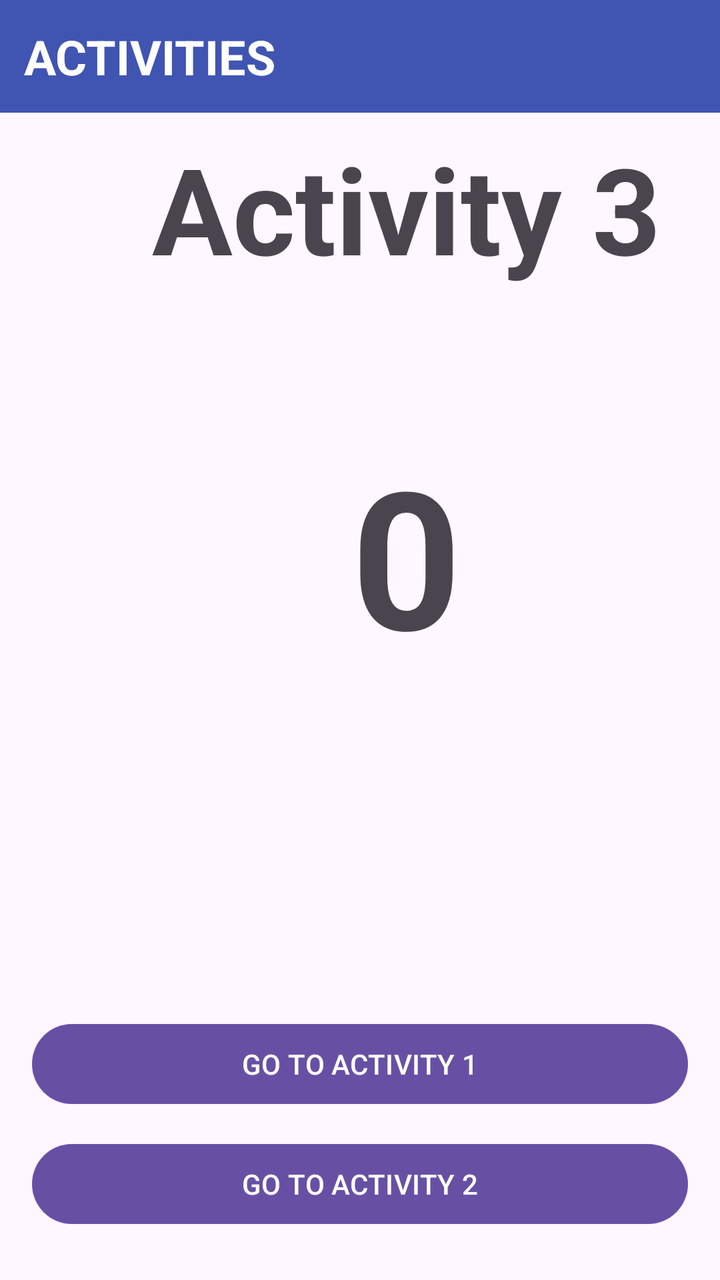
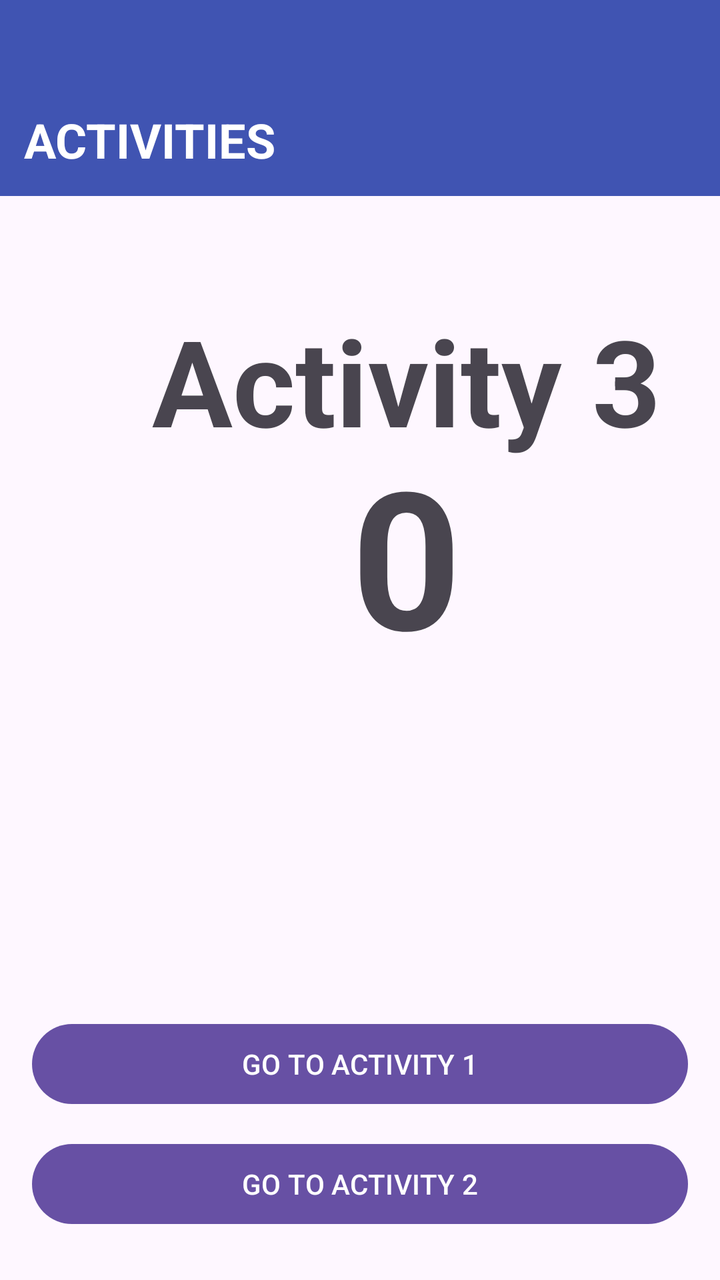

Two renders of the same Android screen: before a commit and after it. Below are the layout's source before the change and the commit's diff.
<!-- AndroidManifest.xml: application theme Theme.Activities -->
<!-- res/layout/activity_third.xml -->
<?xml version="1.0" encoding="utf-8"?>
<androidx.constraintlayout.widget.ConstraintLayout xmlns:android="http://schemas.android.com/apk/res/android"
    xmlns:app="http://schemas.android.com/apk/res-auto"
    xmlns:tools="http://schemas.android.com/tools"
    android:id="@+id/main"
    android:layout_width="match_parent"
    android:layout_height="match_parent"
    tools:context=".ThirdActivity">

    <TextView
        android:id="@+id/textView3"
        android:layout_width="match_parent"
        android:layout_height="wrap_content"
        android:background="#4054B2"
        android:padding="12dp"
        android:text="ACTIVITIES "
        android:textColor="#FFFFFF"
        android:textSize="24sp"
        android:textStyle="bold"
        app:layout_constraintStart_toStartOf="parent"
        app:layout_constraintTop_toTopOf="parent" />


    <Button
        android:id="@+id/b_activity1"
        android:layout_width="0dp"
        android:layout_height="wrap_content"
        android:layout_marginStart="16dp"
        android:layout_marginEnd="16dp"
        android:layout_marginBottom="12dp"
        android:text="GO TO ACTIVITY 1"
        app:layout_constraintStart_toStartOf="parent"
        app:layout_constraintEnd_toEndOf="parent"
        app:layout_constraintBottom_toTopOf="@id/b_activity4" />



    <Button
        android:id="@+id/b_activity4"
        android:layout_width="0dp"
        android:layout_height="wrap_content"
        android:layout_marginStart="16dp"
        android:layout_marginEnd="16dp"
        android:layout_marginBottom="24dp"
        android:text="GO TO ACTIVITY 2"
        app:layout_constraintStart_toStartOf="parent"
        app:layout_constraintEnd_toEndOf="parent"
        app:layout_constraintBottom_toBottomOf="parent" />


    <TextView
        android:id="@+id/textView4"
        android:layout_width="318dp"
        android:layout_height="381dp"
        android:layout_marginStart="44dp"
        android:layout_marginBottom="172dp"
        android:gravity="center|center_vertical"
        android:text="0"
        android:textSize="96sp"
        android:textStyle="bold"
        app:layout_constraintBottom_toBottomOf="parent"
        app:layout_constraintStart_toStartOf="parent" />

    <TextView
        android:id="@+id/hello"
        android:layout_width="wrap_content"
        android:layout_height="wrap_content"
        android:layout_marginStart="76dp"
        android:layout_marginTop="64dp"
        android:text="Activity 3"
        android:textSize="60sp"
        android:textStyle="bold"
        app:layout_constraintStart_toStartOf="parent"
        app:layout_constraintTop_toTopOf="@+id/textView3" />
</androidx.constraintlayout.widget.ConstraintLayout>
<!-- resources referenced by this layout -->
<resources>
  <style name="Theme.Activities" parent="Base.Theme.Activities" />
  <style name="Base.Theme.Activities" parent="Theme.Material3.DayNight.NoActionBar">
          
          
      </style>
</resources>

<!-- the commit's change to res/layout/activity_third.xml (unified diff, before → after) -->
@@ -9,9 +9,10 @@
 
     <TextView
         android:id="@+id/textView3"
-        android:layout_width="match_parent"
-        android:layout_height="wrap_content"
+        android:layout_width="434dp"
+        android:layout_height="98dp"
         android:background="#4054B2"
+        android:gravity="bottom"
         android:padding="12dp"
         android:text="ACTIVITIES "
         android:textColor="#FFFFFF"
@@ -66,7 +67,7 @@
         android:layout_width="wrap_content"
         android:layout_height="wrap_content"
         android:layout_marginStart="76dp"
-        android:layout_marginTop="64dp"
+        android:layout_marginTop="150dp"
         android:text="Activity 3"
         android:textSize="60sp"
         android:textStyle="bold"
